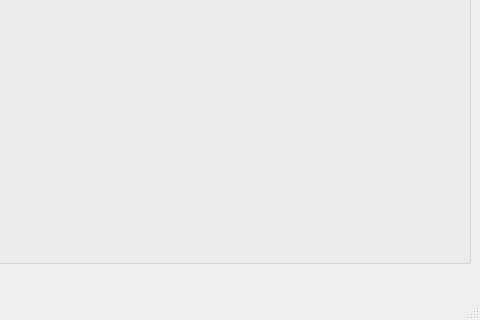
First picture: the form in simple.ui, repository MYFIT-Make-Your-Fitness/MYFIT, before the edit; both pictures show x 720 to 1200 and y 487 to 807 of the 1200 by 807 pixel window.
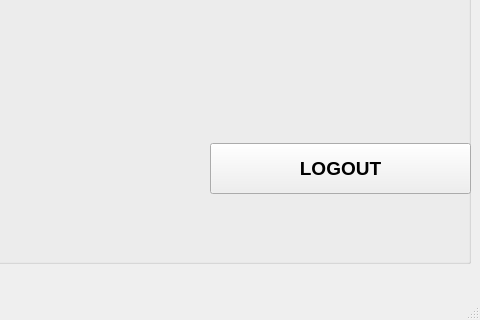
Second picture: the form after the edit.

Commit message: 로그아웃 버튼 추가

What changed in the file:
```diff
--- a/simple.ui
+++ b/simple.ui
@@ -118,13 +118,19 @@
       <string>USER</string>
      </property>
     </widget>
-    <zorder>ImgWidget</zorder>
-    <zorder>btnCamera</zorder>
-    <zorder>btnCamera</zorder>
-    <zorder>btnMain</zorder>
-    <zorder>btnGame</zorder>
-    <zorder>btnChallenge</zorder>
-    <zorder>btnUser</zorder>
+    <widget class="QPushButton" name="btnlog">
+     <property name="geometry">
+      <rect>
+       <x>920</x>
+       <y>620</y>
+       <width>261</width>
+       <height>51</height>
+      </rect>
+     </property>
+     <property name="text">
+      <string>LOGOUT</string>
+     </property>
+    </widget>
    </widget>
   </widget>
   <widget class="QMenuBar" name="menubar">
```
The commit also changes 1 other file.
